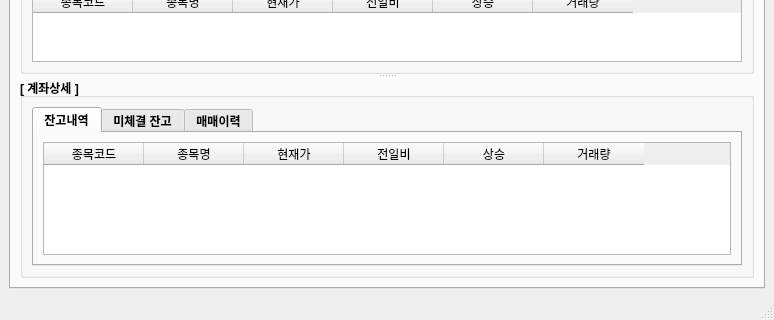
Above: main.ui from kimside/StockTradingManager before the change; both pictures show x 0 to 774 and y 275 to 595 of the 774 by 595 pixel window. Below: the same form after it.
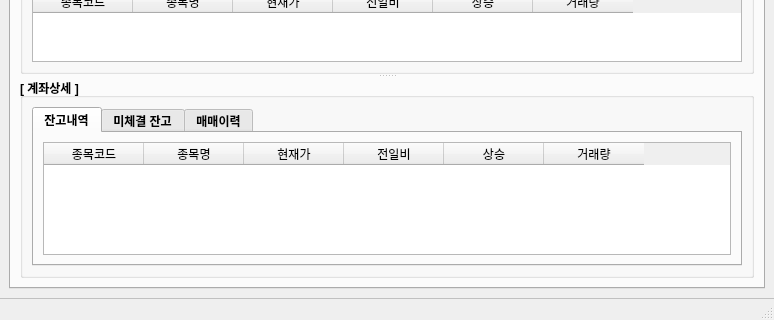
That is the form after the change. Icons and pictures are not drawn. Custom widgets are drawn as their Qt base class.

```diff
--- a/main.ui
+++ b/main.ui
@@ -966,7 +966,21 @@
    <addaction name="mAbout"/>
    <addaction name="menuTest"/>
   </widget>
-  <widget class="QStatusBar" name="statusbar"/>
+  <widget class="QStatusBar" name="statusbar">
+   <property name="layoutDirection">
+    <enum>Qt::LeftToRight</enum>
+   </property>
+   <property name="autoFillBackground">
+    <bool>false</bool>
+   </property>
+   <property name="styleSheet">
+    <string notr="true">QStatusBar::item {border: None;}
+QStatusBar{border-top: 1px outset grey;}</string>
+   </property>
+   <property name="sizeGripEnabled">
+    <bool>true</bool>
+   </property>
+  </widget>
   <action name="actExit">
    <property name="text">
     <string>Exit</string>
```
Left out of the diff: 250 changed lines with no effect on the pictures.
